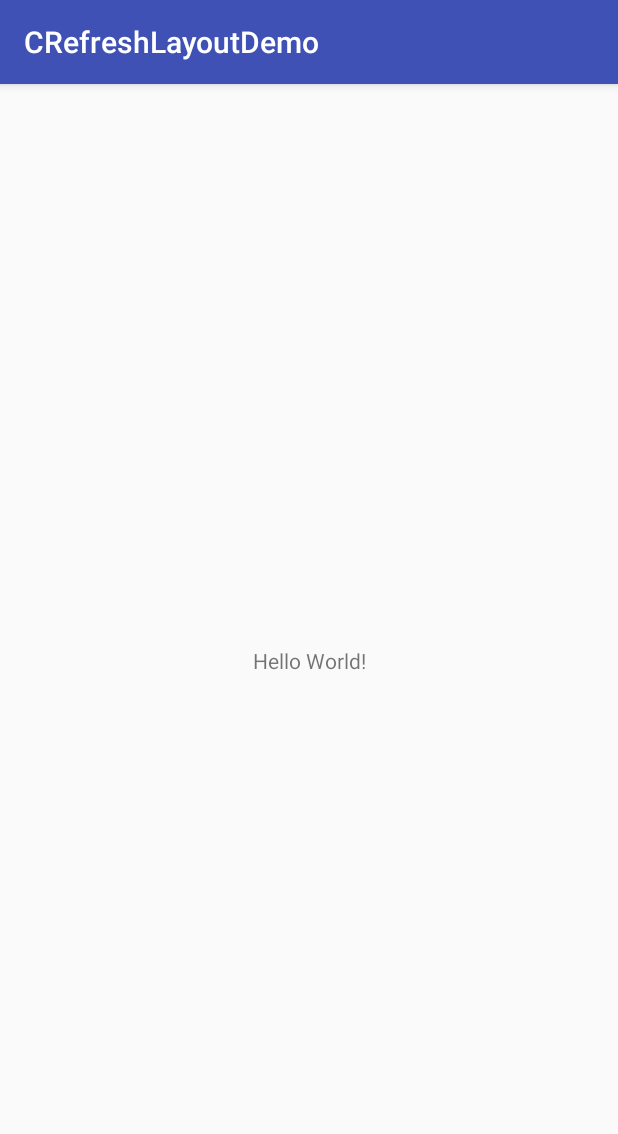
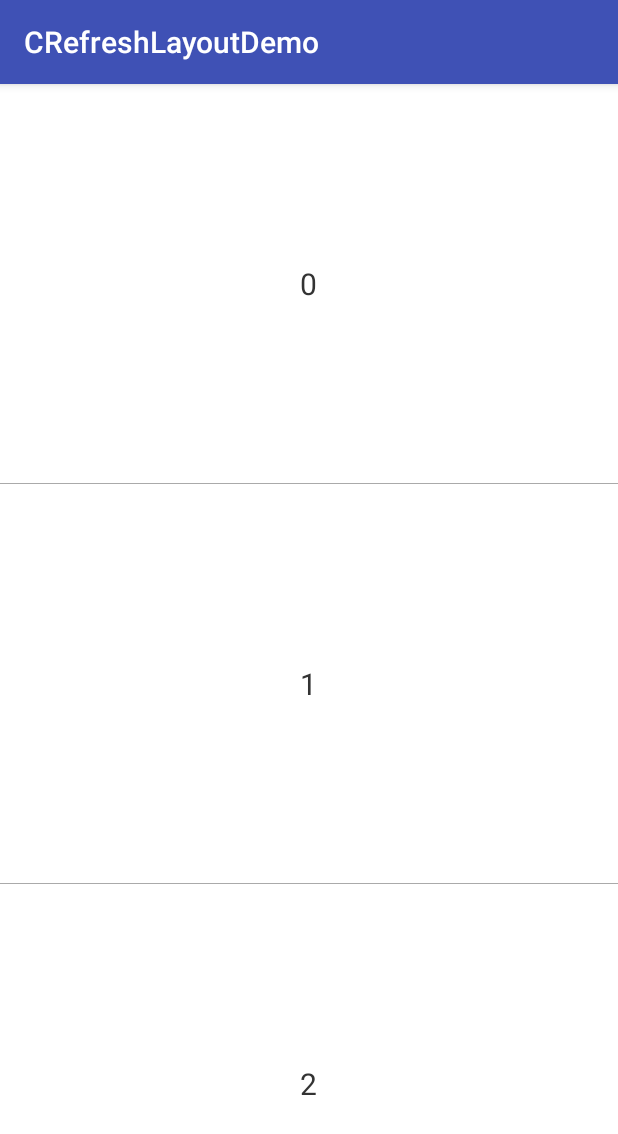
Before and after one commit to Zhaoss/CRefreshLayout, an Android app: the screen it shows after launch (MainActivity), on a phone screen of 412 x 824 dp. Shown: the top 1134 px of the screen. Run offline under Robolectric (Android 15) with nearby library versions, the phone set to English and light mode, and no system bars.

Commit message:
v1.2
v1.2

```diff
--- a/app/build.gradle
+++ b/app/build.gradle
@@ -4,7 +4,7 @@ android {
     compileSdkVersion 25
     buildToolsVersion "25.0.2"
     defaultConfig {
-        applicationId "com.zhaoshuang.longimagesdemo.crefreshlayoutdemo"
+        applicationId "com.zhaoshuang.crefreshlayoutdemo"
         minSdkVersion 14
         targetSdkVersion 25
         versionCode 1
@@ -20,11 +20,13 @@ android {
 }
 
 dependencies {
-    compile fileTree(dir: 'libs', include: ['*.jar'])
+    compile fileTree(include: ['*.jar'], dir: 'libs')
     androidTestCompile('com.android.support.test.espresso:espresso-core:2.2.2', {
         exclude group: 'com.android.support', module: 'support-annotations'
     })
     compile 'com.android.support:appcompat-v7:25.3.1'
     compile 'com.android.support.constraint:constraint-layout:1.0.2'
     testCompile 'junit:junit:4.12'
+    compile 'com.android.support:recyclerview-v7:25.3.1'
+    compile project(':crefreshlayout')
 }
--- a/app/src/main/AndroidManifest.xml
+++ b/app/src/main/AndroidManifest.xml
@@ -1,6 +1,6 @@
 <?xml version="1.0" encoding="utf-8"?>
 <manifest xmlns:android="http://schemas.android.com/apk/res/android"
-    package="com.zhaoshuang.longimagesdemo.crefreshlayoutdemo">
+    package="com.zhaoshuang.crefreshlayoutdemo">
 
     <application
         android:allowBackup="true"
--- /dev/null
+++ b/app/src/main/java/com/zhaoshuang/crefreshlayoutdemo/MainActivity.java
@@ -0,0 +1,46 @@
+package com.zhaoshuang.crefreshlayoutdemo;
+
+import android.os.Bundle;
+import android.os.Handler;
+import android.os.Message;
+import android.support.v7.app.AppCompatActivity;
+import android.support.v7.widget.LinearLayoutManager;
+import android.support.v7.widget.RecyclerView;
+import android.widget.Toast;
+
+import com.zhaoshuang.crefreshlayout.CRefreshLayout;
+
+public class MainActivity extends AppCompatActivity {
+
+    private RecyclerView recyclerView;
+    private CRefreshLayout cRefreshLayout;
+
+    @Override
+    protected void onCreate(Bundle savedInstanceState) {
+        super.onCreate(savedInstanceState);
+        setContentView(R.layout.activity_main);
+
+        cRefreshLayout = (CRefreshLayout) findViewById(R.id.cRefreshLayout);
+        recyclerView = (RecyclerView) findViewById(R.id.recyclerView);
+
+        recyclerView.setLayoutManager(new LinearLayoutManager(this));
+
+        int[] datas = {0, 1, 2, 3, 4, 5, 6, 7, 8, 9, 10, 11, 12, 13, 14, 15};
+        recyclerView.setAdapter(new MyAdapter(this, datas));
+
+        cRefreshLayout.setOnRefreshListener(new CRefreshLayout.OnRefreshListener() {
+            @Override
+            public void onRefresh() {
+                myHandler.sendEmptyMessageDelayed(0, 2000);
+            }
+        });
+    }
+
+    Handler myHandler = new Handler(){
+        @Override
+        public void handleMessage(Message msg) {
+            Toast.makeText(getApplicationContext(), "刷新成功", Toast.LENGTH_SHORT).show();
+            cRefreshLayout.setRefreshing(false);
+        }
+    };
+}
--- /dev/null
+++ b/app/src/main/java/com/zhaoshuang/crefreshlayoutdemo/MyAdapter.java
@@ -0,0 +1,52 @@
+package com.zhaoshuang.crefreshlayoutdemo;
+
+import android.content.Context;
+import android.support.v7.widget.RecyclerView;
+import android.view.View;
+import android.view.ViewGroup;
+import android.widget.TextView;
+
+/**
+ * Created by zhaoshuang on 17/6/20.
+ */
+
+public class MyAdapter extends RecyclerView.Adapter {
+
+    private Context mContext;
+    private int[] datas;
+
+    public MyAdapter(Context mContext, int[] datas){
+        this.mContext = mContext;
+        this.datas = datas;
+
+    }
+
+    @Override
+    public RecyclerView.ViewHolder onCreateViewHolder(ViewGroup parent, int viewType) {
+        return new MyViewHolder(View.inflate(mContext, R.layout.item, null));
+    }
+
+    @Override
+    public void onBindViewHolder(RecyclerView.ViewHolder holder, int position) {
+        MyViewHolder vh = (MyViewHolder) holder;
+        vh.textView.setText(datas[position]+"");
+    }
+
+    @Override
+    public int getItemCount() {
+        return datas.length;
+    }
+
+    class MyViewHolder extends RecyclerView.ViewHolder{
+
+        private TextView textView;
+
+        public MyViewHolder(View itemView) {
+            super(itemView);
+
+            itemView.setLayoutParams(new ViewGroup.LayoutParams( ViewGroup.LayoutParams.MATCH_PARENT, 400));
+
+            textView = (TextView) itemView.findViewById(R.id.textView);
+        }
+    }
+}
--- a/app/src/main/res/layout/activity_main.xml
+++ b/app/src/main/res/layout/activity_main.xml
@@ -1,18 +1,18 @@
 <?xml version="1.0" encoding="utf-8"?>
-<android.support.constraint.ConstraintLayout xmlns:android="http://schemas.android.com/apk/res/android"
-    xmlns:app="http://schemas.android.com/apk/res-auto"
-    xmlns:tools="http://schemas.android.com/tools"
+<RelativeLayout
+    xmlns:android="http://schemas.android.com/apk/res/android"
     android:layout_width="match_parent"
     android:layout_height="match_parent"
-    tools:context="com.zhaoshuang.longimagesdemo.crefreshlayoutdemo.MainActivity">
+    android:background="#66666666">
 
-    <TextView
-        android:layout_width="wrap_content"
-        android:layout_height="wrap_content"
-        android:text="Hello World!"
-        app:layout_constraintBottom_toBottomOf="parent"
-        app:layout_constraintLeft_toLeftOf="parent"
-        app:layout_constraintRight_toRightOf="parent"
-        app:layout_constraintTop_toTopOf="parent" />
+    <com.zhaoshuang.crefreshlayout.CRefreshLayout
+        android:id="@+id/cRefreshLayout"
+        android:layout_width="match_parent"
+        android:layout_height="wrap_content">
+        <android.support.v7.widget.RecyclerView
+            android:id="@+id/recyclerView"
+            android:layout_width="match_parent"
+            android:layout_height="wrap_content"/>
+    </com.zhaoshuang.crefreshlayout.CRefreshLayout>
 
-</android.support.constraint.ConstraintLayout>
+</RelativeLayout>
--- /dev/null
+++ b/app/src/main/res/layout/item.xml
@@ -0,0 +1,22 @@
+<?xml version="1.0" encoding="utf-8"?>
+<RelativeLayout
+    xmlns:android="http://schemas.android.com/apk/res/android"
+    android:layout_width="match_parent"
+    android:layout_height="match_parent"
+    android:background="#fff">
+
+    <TextView
+        android:id="@+id/textView"
+        android:layout_width="wrap_content"
+        android:layout_height="wrap_content"
+        android:layout_centerInParent="true"
+        android:textSize="20sp"
+        android:textColor="#333"
+        android:text="1"/>
+    <View
+        android:layout_width="match_parent"
+        android:layout_height="1px"
+        android:layout_alignParentBottom="true"
+        android:background="#aaa"/>
+
+</RelativeLayout>
--- a/build.gradle
+++ b/build.gradle
@@ -15,6 +15,7 @@ buildscript {
 allprojects {
     repositories {
         jcenter()
+        maven { url 'https://jitpack.io' }
     }
 }
 
--- a/crefreshlayout/src/main/java/com/zhaoshuang/crefreshlayout/CRefreshLayout.java
+++ b/crefreshlayout/src/main/java/com/zhaoshuang/crefreshlayout/CRefreshLayout.java
@@ -11,6 +11,7 @@ import android.support.v4.view.NestedScrollingParent;
 import android.support.v4.view.NestedScrollingParentHelper;
 import android.support.v4.view.ViewCompat;
 import android.util.AttributeSet;
+import android.util.Log;
 import android.view.View;
 import android.view.ViewGroup;
 import android.view.animation.Animation;
@@ -54,6 +55,14 @@ public class CRefreshLayout extends FrameLayout implements NestedScrollingParent
 
         mNestedScrollingParentHelper = new NestedScrollingParentHelper(this);
         mNestedScrollingChildHelper = new NestedScrollingChildHelper(this);
+
+    }
+
+    @Override
+    protected void onLayout(boolean changed, int left, int top, int right, int bottom) {
+        super.onLayout(changed, left, top, right, bottom);
+
+        setRefreshLayout(false);
     }
 
     @Override
@@ -61,16 +70,7 @@ public class CRefreshLayout extends FrameLayout implements NestedScrollingParent
         super.onFinishInflate();
 
         mTarget = getChildAt(0);
-    }
-
-    @Override
-    protected void onLayout(boolean changed, int left, int top, int right, int bottom) {
-        super.onLayout(changed, left, top, right, bottom);
-
-        if(mRefreshView == null){
-            CRefreshManager.bindView(getContext(), this);
-        }
-        setRefreshLayout(false);
+        bindRefreshView(new RefreshView(getContext()));
     }
 
     /**
@@ -136,13 +136,16 @@ public class CRefreshLayout extends FrameLayout implements NestedScrollingParent
     }
 
     private void setRefreshLayout(boolean isOpen){
+
+        if(mTarget!=null && mRefreshView!=null) {
             ViewGroup.LayoutParams layoutParams = mRefreshView.getLayoutParams();
-        if(isOpen){
+            if (isOpen) {
                 mRefreshView.setY(0);
                 mTarget.setY(layoutParams.height);
-        }else{
+            } else {
                 mRefreshView.setY(-layoutParams.height);
                 mTarget.setY(0);
+            }
         }
     }
 
@@ -158,6 +161,9 @@ public class CRefreshLayout extends FrameLayout implements NestedScrollingParent
         }
         this.mRefreshView = refreshView;
         addView(refreshView);
+
+        refreshY = mRefreshView.getLayoutParams().height;
+        setRefreshLayout(false);
     }
 
     /**
@@ -292,6 +298,8 @@ public class CRefreshLayout extends FrameLayout implements NestedScrollingParent
 
     private void scroll(float slideY){
 
+        Log.i("Log.i", "dy: "+mRefreshView.getY());
+
         float y1 = mRefreshView.getY() + slideY;
         float y2 = mTarget.getY() + slideY;
 
@@ -310,24 +318,22 @@ public class CRefreshLayout extends FrameLayout implements NestedScrollingParent
     @Override
     public void onStopNestedScroll(View target){
 
+        Log.i("Log.i", "target: "+target.hashCode());
         mNestedScrollingParentHelper.onStopNestedScroll(target);
 
-        if(refreshY == 0) {
-            refreshY = mRefreshView.getHeight();
-        }
-
-        if(!mRefreshing) {
-            if(mTarget.getY() >= refreshY){
+        if(mTarget.getY() > 0) {
+            if (!mRefreshing) {
+                if (mTarget.getY() >= refreshY) {
                     mRefreshing = true;
                     setRefreshLayout(true);
                     onRefresh();
-            }else{
+                } else {
                     closeAnim();
                     mRefreshing = false;
                 }
             }
-
             if(onCustomRefreshListener != null) onCustomRefreshListener.onUp(mRefreshView, (int)mTarget.getY());
+        }
     }
 
     @Override
@@ -351,6 +357,7 @@ public class CRefreshLayout extends FrameLayout implements NestedScrollingParent
 
     @Override
     public boolean onStartNestedScroll(View child, View target, int nestedScrollAxes) {
+        Log.i("Log.i", "onStartNestedScroll");
         if(onCustomRefreshListener != null) onCustomRefreshListener.onStart(mRefreshView);
         return mRefreshState;
     }
@@ -374,12 +381,14 @@ public class CRefreshLayout extends FrameLayout implements NestedScrollingParent
 
     @Override
     public boolean startNestedScroll(int axes) {
+        Log.i("Log.i", "startNestedScroll");
         return mNestedScrollingChildHelper.startNestedScroll(axes);
     }
 
     @Override
     public void stopNestedScroll() {
         mNestedScrollingChildHelper.stopNestedScroll();
+        Log.i("Log.i", "stopNestedScroll");
     }
 
     @Override
--- a/crefreshlayout/src/main/java/com/zhaoshuang/crefreshlayout/RefreshView.java
+++ b/crefreshlayout/src/main/java/com/zhaoshuang/crefreshlayout/RefreshView.java
@@ -68,7 +68,7 @@ public class RefreshView extends CRefreshView {
     /**
      * 关闭刷新动画
      */
-    public void stopAnim(final CRefreshView.OnAnimationListener animationListener){
+    public void stopAnim(final OnAnimationListener animationListener){
 
         textView.setText("✔");
         textView.clearAnimation();
```
Also changed, not shown: app/src/main/java/com/zhaoshuang/crefreshlayoutdemo/DemoView.java (added, +82 -0 lines), app/src/main/java/com/zhaoshuang/longimagesdemo/crefreshlayoutdemo/MainActivity.java (deleted, +0 -13 lines), crefreshlayout/src/main/java/com/zhaoshuang/crefreshlayout/CRefreshManager.java (deleted, +0 -16 lines). Lines whose indentation alone changed are shown as unchanged.
